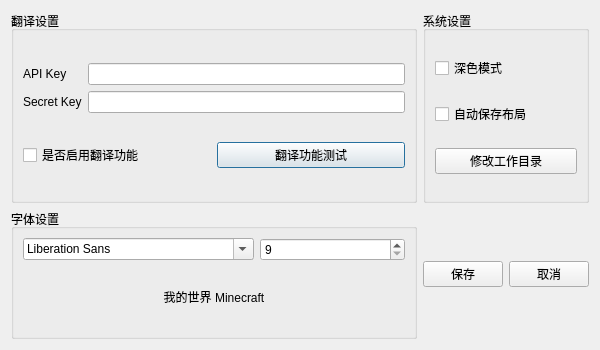
Qt form Settings.ui (MonianHello/JSON-i18n) before a commit.
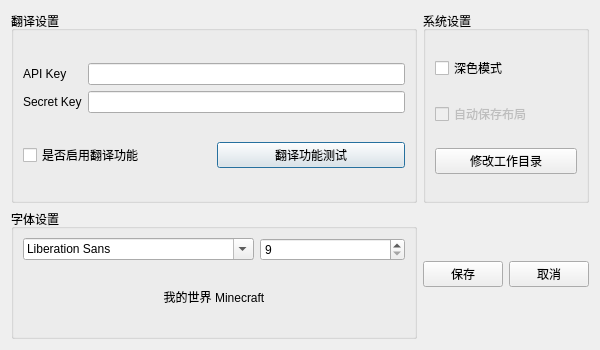
The same form after that commit.

Patch:
```diff
--- a/Settings.ui
+++ b/Settings.ui
@@ -133,9 +133,23 @@
       </item>
       <item>
        <widget class="QCheckBox" name="autoSaveLayoutCheckBox">
+        <property name="enabled">
+         <bool>false</bool>
+        </property>
+        <property name="font">
+         <font>
+          <weight>50</weight>
+          <italic>false</italic>
+          <bold>false</bold>
+          <strikeout>false</strikeout>
+         </font>
+        </property>
         <property name="text">
          <string>自动保存布局</string>
         </property>
+        <property name="checkable">
+         <bool>false</bool>
+        </property>
        </widget>
       </item>
       <item>
```
